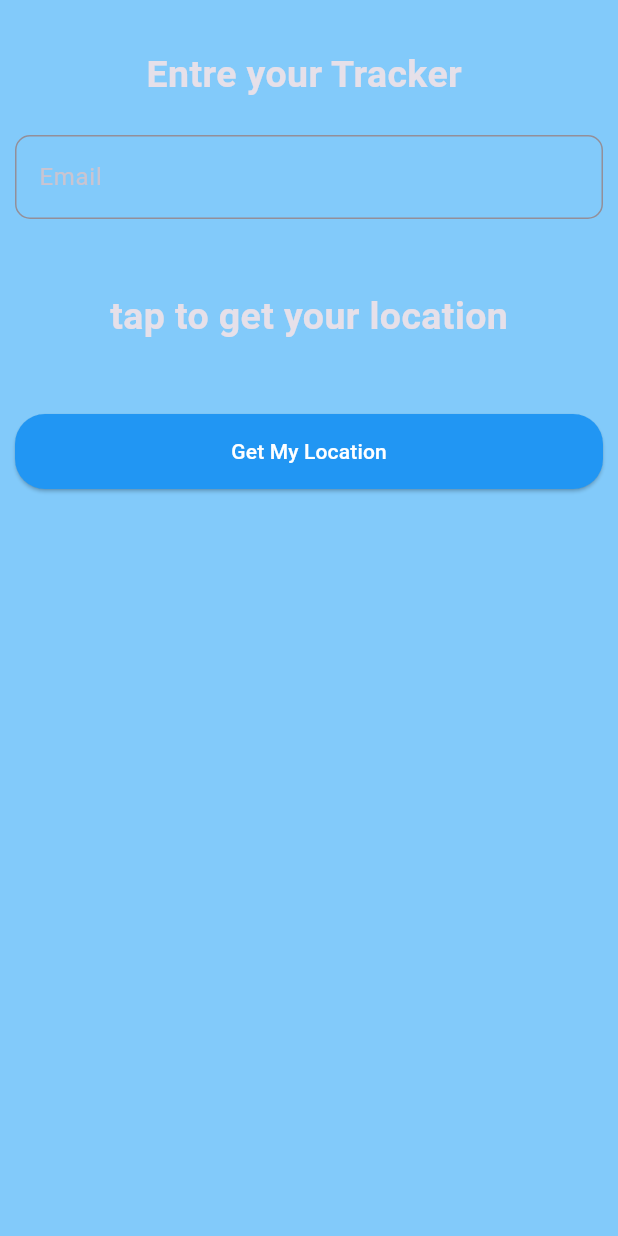
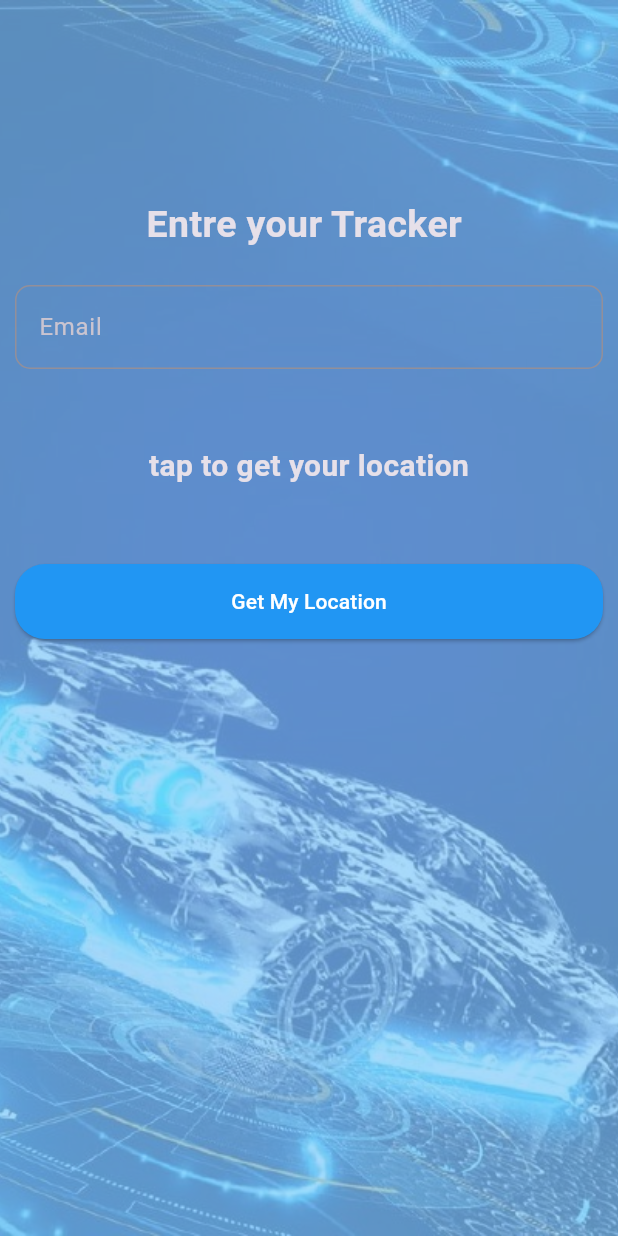
Before and after one commit to IslamAboElqasem/VSD, a Flutter app: the DriverViewBody screen opened directly, on a phone screen of 412 x 824 dp. Run offline on Flutter 3.47's test engine with Material 3 defaults, Android fonts, the phone set to English and light mode, and no system bars; our stand-ins replace cloud_firestore, firebase_auth, firebase_core, flutter_bloc, geolocator; accounts and stored records are empty.

Commit message:
Add background image and location functionality to driver view body widget

```diff
--- a/vigilsafedriversystem/lib/Features/Driver/presentation/views/widgets/driver_view_body.dart
+++ b/vigilsafedriversystem/lib/Features/Driver/presentation/views/widgets/driver_view_body.dart
@@ -36,11 +36,21 @@ class _DriverViewBodyState extends State<DriverViewBody> {
   @override
   Widget build(BuildContext context) {
     return Scaffold(
-      body: Padding(
+      body: Stack(children: [
+        Positioned.fill(
+          child: Image.asset(
+            'assets/driverBackGround.jpeg', // Background pattern image
+            opacity: const AlwaysStoppedAnimation(.3),
+            fit: BoxFit.cover,
+            height: double.infinity,
+          ),
+        ),
+        Padding(
           padding: const EdgeInsets.symmetric(horizontal: 10, vertical: 25),
           child: Column(
             crossAxisAlignment: CrossAxisAlignment.start,
             children: [
+              const SizedBox(height: 100),
               Container(
                 alignment: Alignment.center,
                 height: 50,
@@ -75,8 +85,8 @@ class _DriverViewBodyState extends State<DriverViewBody> {
                       alignment: Alignment.center,
                       child: const Text(
                         'tap to get your location',
-                      style:
-                          TextStyle(fontSize: 25, fontWeight: FontWeight.bold),
+                        style: TextStyle(
+                            fontSize: 20, fontWeight: FontWeight.bold),
                       ),
                     ),
               const SizedBox(
@@ -105,6 +115,7 @@ class _DriverViewBodyState extends State<DriverViewBody> {
             ],
           ),
         ),
+      ]),
     );
   }
 }
```
Also changed, not shown: vigilsafedriversystem/assets/driverBackGround.jpeg (added). Lines whose indentation alone changed are shown as unchanged.
